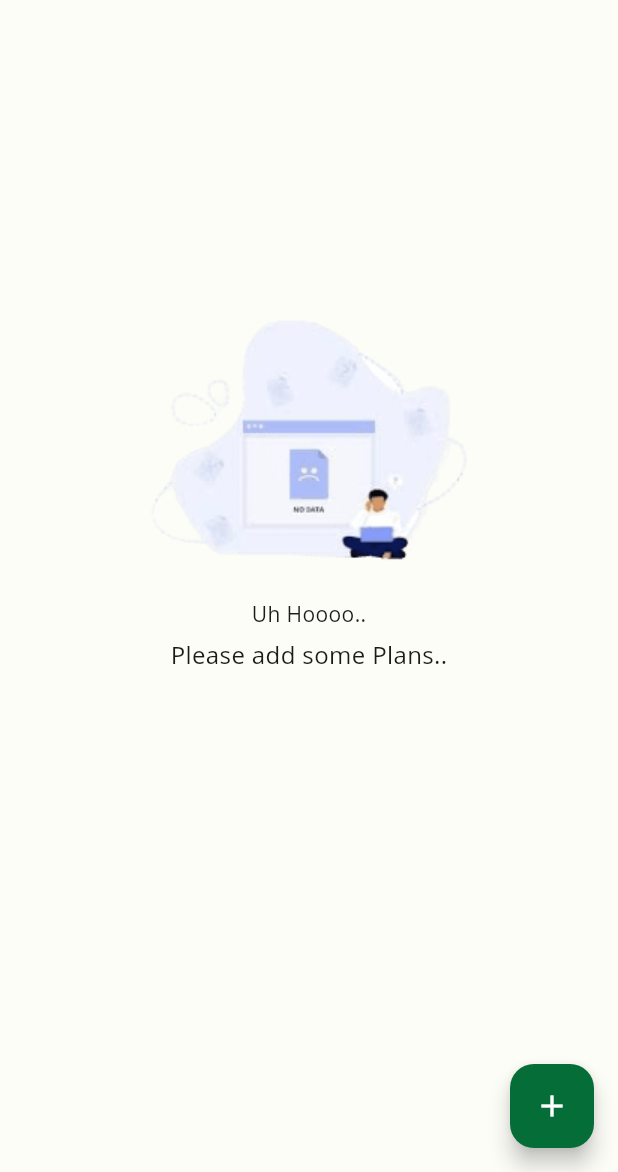
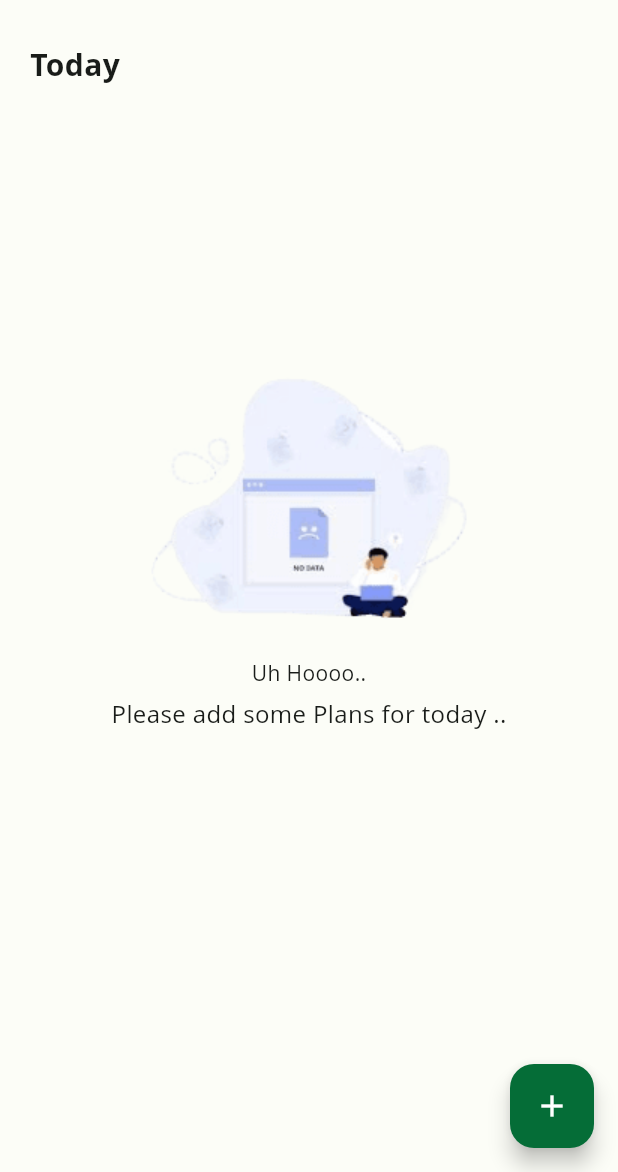
Before and after one commit to SumanRasaili/Notes-App, a Flutter app: the HomeScreen screen opened directly, on a phone screen of 412 x 824 dp, the part 64-1236 px from its top. Run offline on Flutter 3.47's test engine with Material 3 defaults, Android fonts, the phone set to English and light mode, and no system bars; our stand-ins replace bot_toast, cloud_firestore, firebase_auth, firebase_core, flutter_hooks, flutter_phoenix and 2 more; accounts and stored records are empty; Roboto replaces fonts that are missing (Open Sans).

Commit message:
refactoring design

```diff
--- a/lib/ui/home/view/home_page.dart
+++ b/lib/ui/home/view/home_page.dart
@@ -58,6 +58,7 @@ class HomeScreen extends HookConsumerWidget {
         ),
       ),
       appBar: AppBar(
+        // elevation: 2,
         backgroundColor: Theme.of(context).scaffoldBackgroundColor,
         centerTitle: false,
         title: const Text(
@@ -108,7 +109,7 @@ class HomeScreen extends HookConsumerWidget {
             children: [
               TodayNotesWidget(),
               SizedBox(
-                height: 10,
+                height: 15,
               ),
               YesterdayNotesWidget(),
             ],
--- a/lib/ui/home/widgets/today_note_widget.dart
+++ b/lib/ui/home/widgets/today_note_widget.dart
@@ -11,22 +11,34 @@ class TodayNotesWidget extends ConsumerWidget {
   @override
   Widget build(BuildContext context, WidgetRef ref) {
     final noteProv = ref.watch(notesProvider);
-    return StreamBuilder<List<NotesModel>>(
+    return Column(
+      crossAxisAlignment: CrossAxisAlignment.start,
+      children: [
+        const Text(
+          "Today",
+          style: TextStyle(fontSize: 20, fontWeight: FontWeight.bold),
+        ),
+        const SizedBox(
+          height: 10,
+        ),
+        StreamBuilder<List<NotesModel>>(
           stream: noteProv,
           builder: (context, AsyncSnapshot<List<NotesModel>> snapshot) {
             var dd = snapshot.data ?? [];
             if (snapshot.connectionState == ConnectionState.waiting) {
               return SizedBox(
                   height: MediaQuery.of(context).size.height * 0.50,
-              child: const Center(child: CircularProgressIndicator.adaptive()));
+                  child: const Center(
+                      child: CircularProgressIndicator.adaptive()));
             } else if (snapshot.hasError) {
               return Center(
                 child: Text(snapshot.error.toString()),
               ); // Handle errors
-        } else if (snapshot.data!.isEmpty) {
+            } else if (dd.isEmpty) {
               return SizedBox(
                 height:
-                (MediaQuery.of(context).size.height - (kToolbarHeight)) / 1.3,
+                    (MediaQuery.of(context).size.height - (kToolbarHeight)) /
+                        1.3,
                 child: Center(
                   child: Column(
                       mainAxisAlignment: MainAxisAlignment.center,
@@ -46,26 +58,15 @@ class TodayNotesWidget extends ConsumerWidget {
                           height: 5,
                         ),
                         const Text(
-                      "Please add some Plans..",
+                          "Please add some Plans for today ..",
                           style: TextStyle(fontSize: 16),
                         )
                       ]),
                 ),
               ); // Handle the case when there's no data
             } else {
-          return Column(
-              crossAxisAlignment: CrossAxisAlignment.start,
-              children: [
-                const Text(
-                  "Today",
-                  style: TextStyle(fontSize: 20, fontWeight: FontWeight.bold),
-                ),
-                const SizedBox(
-                  height: 10,
-                ),
-                ListView.separated(
+              return ListView.separated(
                   shrinkWrap: true,
-                    // reverse: true,
                   physics: const NeverScrollableScrollPhysics(),
                   itemBuilder: (context, index) {
                     return NoteListWidget(
@@ -77,10 +78,11 @@ class TodayNotesWidget extends ConsumerWidget {
                       height: 10,
                     );
                   },
-                    itemCount: dd.length),
-              ]);
+                  itemCount: dd.length);
             }
           },
+        ),
+      ],
     );
   }
 }
--- a/lib/ui/home/widgets/yesterday_note_widget.dart
+++ b/lib/ui/home/widgets/yesterday_note_widget.dart
@@ -1,6 +1,5 @@
 import 'package:flutter/material.dart';
 import 'package:hooks_riverpod/hooks_riverpod.dart';
-import 'package:notesapp/config/asset_paths.dart';
 import 'package:notesapp/ui/home/model/note_models.dart';
 import 'package:notesapp/ui/home/repository/notes_repository.dart';
 import 'package:notesapp/ui/home/widgets/note_list.dart';
@@ -23,34 +22,36 @@ class YesterdayNotesWidget extends ConsumerWidget {
             child: Text(snapshot.error.toString()),
           ); // Handle errors
         } else if (snapshot.data!.isEmpty) {
-          return SizedBox(
-            height:
-                (MediaQuery.of(context).size.height - (kToolbarHeight)) / 1.3,
-            child: Center(
-              child: Column(
-                  mainAxisAlignment: MainAxisAlignment.center,
-                  crossAxisAlignment: CrossAxisAlignment.center,
-                  children: [
-                    Image.asset(
-                      AssetPaths.noDataFound,
-                    ),
-                    const SizedBox(
-                      height: 10,
-                    ),
-                    const Text(
-                      "Uh Hoooo..",
-                      style: TextStyle(fontSize: 14),
-                    ),
-                    const SizedBox(
-                      height: 5,
-                    ),
-                    const Text(
-                      "Please add some Plans..",
-                      style: TextStyle(fontSize: 16),
-                    )
-                  ]),
-            ),
-          ); // Handle the case when there's no data
+          return const SizedBox(
+              // height:
+              //     (MediaQuery.of(context).size.height - (kToolbarHeight)) / 1.3,
+              // child: Center(ch)
+
+              );
+          //     child: Column(
+          //         mainAxisAlignment: MainAxisAlignment.center,
+          //         crossAxisAlignment: CrossAxisAlignment.center,
+          //         children: [
+          //           Image.asset(
+          //             AssetPaths.noDataFound,
+          //           ),
+          //           const SizedBox(
+          //             height: 10,
+          //           ),
+          //           const Text(
+          //             "Uh Hoooo..",
+          //             style: TextStyle(fontSize: 14),
+          //           ),
+          //           const SizedBox(
+          //             height: 5,
+          //           ),
+          //           const Text(
+          //             "Please add some Plans..",
+          //             style: TextStyle(fontSize: 16),
+          //           )
+          //         ]),
+          //   ),
+          // ); // Handle the case when there's no data
         } else {
           return Column(
               crossAxisAlignment: CrossAxisAlignment.start,
```
Lines whose indentation alone changed are shown as unchanged.
